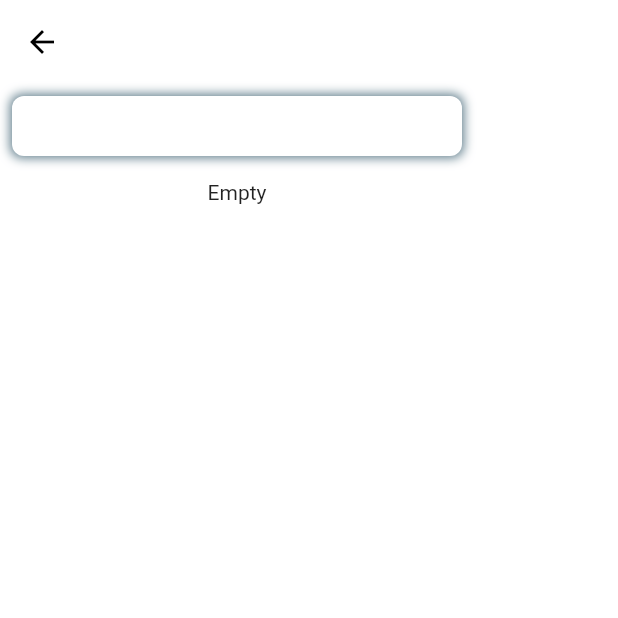
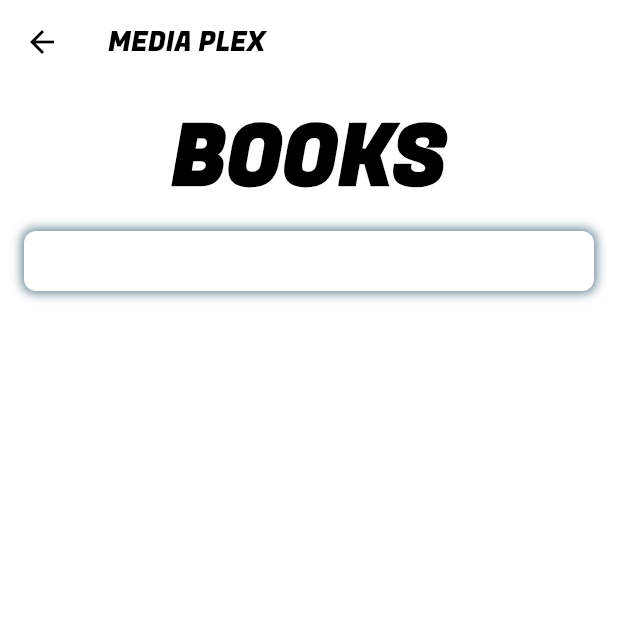
Before and after one commit to danielsidauruk/media_plex, a Flutter app: the screen it shows after launch, after a tap on "Book", on a phone screen of 412 x 824 dp, the top half of it. Run offline on Flutter 3.47's test engine with Material 2 defaults, Android fonts, the light colour scheme and no system bars; our stand-ins replace cached_network_image, dartz, equatable, flutter_bloc, get_it, rxdart.

Commit message:
add TextField

```diff
--- a/lib/books/presentation/pages/book_home_page.dart
+++ b/lib/books/presentation/pages/book_home_page.dart
@@ -3,6 +3,8 @@ import 'package:flutter/material.dart';
 import 'package:flutter_bloc/flutter_bloc.dart';
 import 'package:media_plex/books/presentation/bloc/search_bloc/search_bloc.dart';
 import 'package:media_plex/books/presentation/pages/detail_page.dart';
+import 'package:media_plex/core/constant.dart';
+import 'package:media_plex/home_page.dart';
 
 class BookHomePage extends StatelessWidget {
   static const routeName = '/bookHomePageRoute';
@@ -10,10 +12,21 @@ class BookHomePage extends StatelessWidget {
 
   @override
   Widget build(BuildContext context) {
+    Size size = MediaQuery.of(context).size;
+
     return Scaffold(
       appBar: AppBar(
         backgroundColor: Colors.transparent,
         elevation: 0.0,
+
+        title: const Text(
+          'MEDIA PLEX',
+          style: TextStyle(
+            fontFamily: 'Fugaz',
+            color: Colors.black,
+            fontSize: 18,
+          ),
+        ),
 
         leading: IconButton(
           icon: const Icon(
@@ -23,15 +36,25 @@ class BookHomePage extends StatelessWidget {
           onPressed: () => Navigator.pop(context),
         ),
       ),
-      body: Column(
-        crossAxisAlignment: CrossAxisAlignment.center,
+      body: SingleChildScrollView(
+        child: Padding(
+          padding: const EdgeInsets.all(8.0),
+          child: Column(
+            mainAxisAlignment: MainAxisAlignment.spaceAround,
             children: [
+
+              Text(
+                'BOOKS',
+                style: Theme.of(context).textTheme.headline1?.copyWith(
+                  fontWeight: FontWeight.bold,
+                  fontFamily: 'Fugaz',
+                ),
+              ),
 
               Container(
                 alignment: Alignment.center,
                 margin: const EdgeInsets.all(8.0),
                 padding: const EdgeInsets.all(8.0),
-            width: 300,
                 height: 40,
                 decoration: BoxDecoration(
                   borderRadius: BorderRadius.circular(8.0),
@@ -46,43 +69,42 @@ class BookHomePage extends StatelessWidget {
                 ),
                 child: TextField(
                   onChanged: (query) {
+                    query != "" ?
                     BlocProvider.of<SearchBloc>(context, listen: false)
-                    .add(SearchForBook(query));
+                        .add(SearchForBook(query)) :
+                    BlocProvider.of<SearchBloc>(context, listen: false)
+                        .add(const SearchForBook(""));
                   },
                   style: const TextStyle(),
                   decoration: null,
                 ),
               ),
 
-          Padding(
-            padding: const EdgeInsets.all(8.0),
-            child: BlocBuilder<SearchBloc, SearchState>(
+              BlocBuilder<SearchBloc, SearchState>(
                 builder: (context, state) {
                   if (state is SearchEmpty) {
-                  return const Text('Empty');
+                    return const Center();
                   } else if (state is SearchLoading) {
                     return const Text('Loading ...');
                   } else if (state is SearchLoaded) {
                     return Column(
                       crossAxisAlignment: CrossAxisAlignment.start,
                       children: [
+                        Row(
+                          mainAxisAlignment: MainAxisAlignment.end,
+                          children: [
                             Text(
-                        'query : ${state.result.q}',
-                        style: Theme.of(context).textTheme.bodyText1,
-                      ),
-
-                      Text(
-                        'result : ${state.result.numFound.toString()}',
+                              'Result : ${state.result.numFound.toString()}',
                               style: const TextStyle(
-                          fontSize: 18,
+                                fontSize: 14,
                                 fontWeight: FontWeight.bold,
                               ),
                             ),
+                          ],
+                        ),
 
                         SizedBox(
-                        height: 500,
-                        child: Padding(
-                          padding: const EdgeInsets.all(8.0),
+                          height : size.height * .75,
                           child: ListView.builder(
                             itemCount: state.result.docs.length,
                             itemBuilder: (context, index) {
@@ -94,20 +116,27 @@ class BookHomePage extends StatelessWidget {
                                     arguments:state.result.docs[index].key,
                                   ),
                                   child: Container(
-                                    margin: const EdgeInsets.symmetric(vertical: 8.0),
+                                    margin: const EdgeInsets.all(8.0),
                                     padding: const EdgeInsets.all(8.0),
                                     decoration: BoxDecoration(
-                                      border: Border.all(),
+                                      color: Colors.white,
                                       borderRadius: BorderRadius.circular(8.0),
+                                      boxShadow: const [
+                                        BoxShadow(
+                                          color: Colors.blueGrey,
+                                          blurRadius: 5.0,
+                                          spreadRadius: 1.0,
+                                        ),
+                                      ],
                                     ),
                                     child: Row(
                                       crossAxisAlignment: CrossAxisAlignment.start,
                                       children: [
                                         CachedNetworkImage(
                                           width: 80,
-                                          imageUrl: 'https://covers.openlibrary.org/b/isbn/${state.result.docs[index].isbn[0]}-M.jpg',
+                                          imageUrl: mediumImage(state.result.docs[index].isbn[0]),
                                           placeholder: (context, url) => const Center(child: CircularProgressIndicator()),
-                                          errorWidget: (context, url, error) => const Text('Image No Available'),
+                                          errorWidget: (context, url, error) => Image.asset('assets/images/404_not_found.png'),
                                         ),
 
                                         const SizedBox(width: 8.0,),
@@ -115,22 +144,13 @@ class BookHomePage extends StatelessWidget {
                                         Expanded(
                                           child: Text(
                                             state.result.docs[index].title,
-                                            style: Theme.of(context).textTheme.subtitle1,
+                                            style: Theme.of(context).textTheme.subtitle1?.copyWith(fontWeight: FontWeight.bold),
                                             textAlign: TextAlign.start,
                                             softWrap: true,
                                           ),
                                         ),
 
                                         const SizedBox(width: 8.0,),
-
-                                        Expanded(
-                                          child: Text(
-                                            state.result.docs[index].key,
-                                            style: Theme.of(context).textTheme.subtitle1,
-                                            textAlign: TextAlign.start,
-                                            softWrap: true,
-                                          ),
-                                        ),
                                       ],
                                     ),
                                   ),
@@ -141,7 +161,6 @@ class BookHomePage extends StatelessWidget {
                             },
                           ),
                         ),
-                      ),
                       ],
                     );
                   } else if (state is SearchError) {
@@ -150,26 +169,9 @@ class BookHomePage extends StatelessWidget {
                   return const SizedBox.shrink();
                 },
               ),
+            ],
           ),
-
-          //
-          //
-          // const SizedBox(height: 24,),
-          //
-          // InkWell(
-          //   onTap: addBookDetail,
-          //   child: Container(
-          //     padding:
-          //         const EdgeInsets.symmetric(horizontal: 20, vertical: 10),
-          //     decoration: BoxDecoration(
-          //       color: Colors.indigoAccent,
-          //       border: Border.all(color: Colors.black),
-          //       borderRadius: BorderRadius.circular(5),
-          //     ),
-          //     child: const Text('Generate more'),
-          //   ),
-          // ),
-        ],
+        ),
       ),
     );
   }
--- a/lib/home_page.dart
+++ b/lib/home_page.dart
@@ -21,7 +21,10 @@ class HomePage extends StatelessWidget {
         actions: [
           IconButton(
             onPressed: (){},
-            icon: const Icon(Icons.bookmark),
+            icon: const Icon(
+              Icons.bookmark_border,
+              color: Colors.black,
+            ),
           ),
         ],
       ),
```
Also changed, not shown: assets/images/home_icon.png (added). Lines whose indentation alone changed are shown as unchanged.
